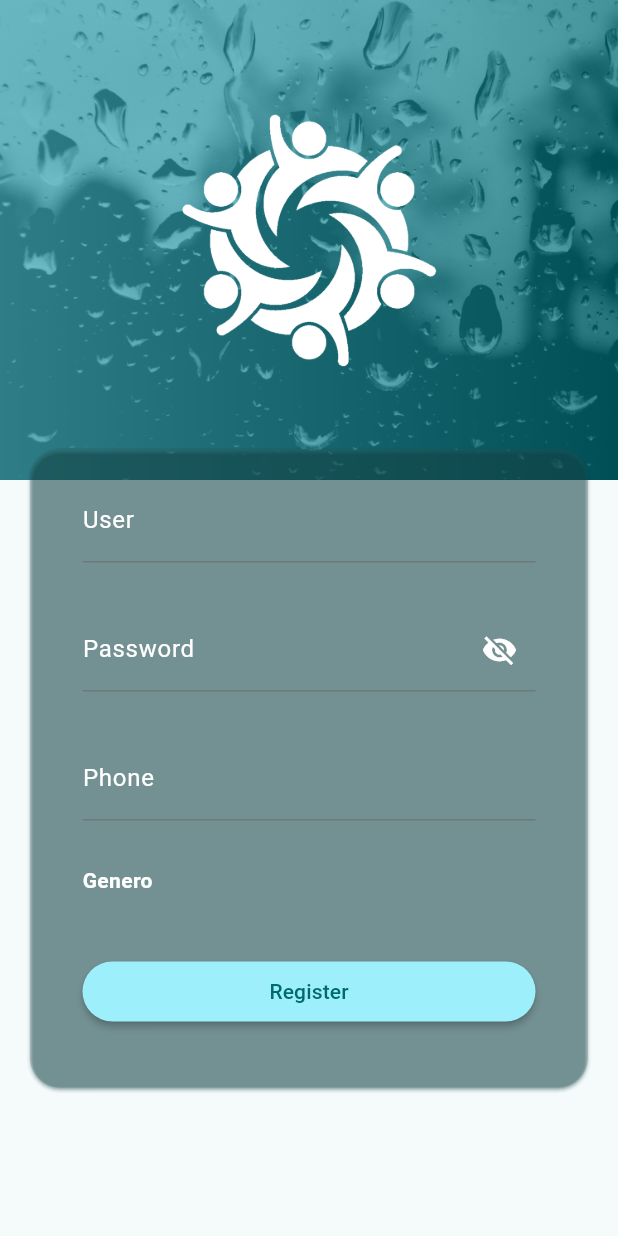
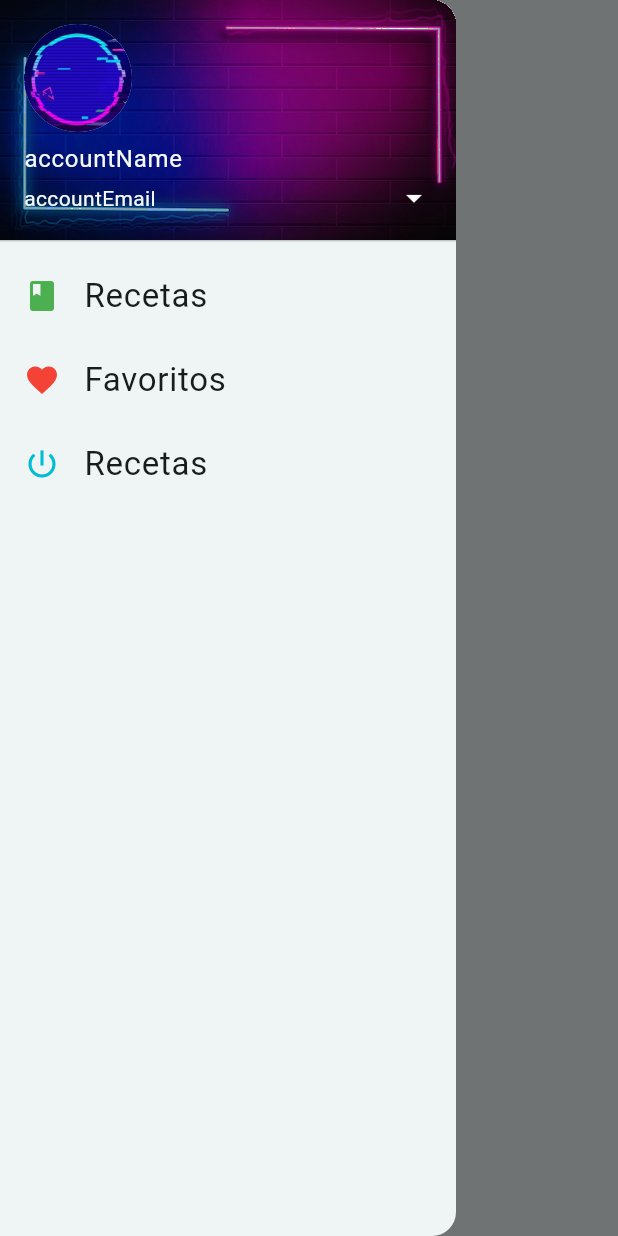
Before and after one commit to edgardoll4/flutter_initial_formulario, a Flutter app: the screen it shows after launch, with the side drawer open (before the commit the screen has no drawer), on a phone screen of 412 x 824 dp. Run offline on Flutter 3.47's test engine with Material 2 defaults, Android fonts, the light colour scheme and no system bars.

Commit message:
creando Drawer

```diff
--- a/lib/src/app.dart
+++ b/lib/src/app.dart
@@ -18,7 +18,7 @@ class MyApp extends StatelessWidget {
         // appBar: AppBar(
         //   title: const Text('Material App Bar'),
         // ),
-        body: RegisterPage(),
+        body: HomePage(),
       ),
       // initialRoute: '/',
 
--- /dev/null
+++ b/lib/src/components/my_drawer.dart
@@ -0,0 +1,74 @@
+import 'package:flutter/material.dart';
+
+class MyDrawer extends StatefulWidget {
+  const MyDrawer({super.key});
+
+  @override
+  State<MyDrawer> createState() => _MyDrawerState();
+}
+
+class _MyDrawerState extends State<MyDrawer> {
+  @override
+  Widget build(BuildContext context) {
+    return Drawer(
+      child: Column(
+        children: [
+          UserAccountsDrawerHeader(
+            decoration: BoxDecoration(
+              image: DecorationImage(
+                // image: NetworkImage(
+                //     'https://png.pngtree.com/thumb_back/fh260/background/20200621/pngtree-abstract-modern-neon-frame-background-image_339537.jpg'),
+                image: AssetImage('assets/images/bannerDrawer.jpg'),
+                filterQuality: FilterQuality.high,
+                colorFilter: ColorFilter.mode(
+                    Colors.black.withOpacity(0.35), BlendMode.colorBurn),
+                fit: BoxFit.cover,
+              ),
+            ),
+            accountName: Text('accountName'),
+            accountEmail: Text('accountEmail'),
+            currentAccountPicture: CircleAvatar(
+              backgroundImage: AssetImage('assets/images/marcoUserDrawe.jpg'),
+            ),
+            onDetailsPressed: () {},
+          ),
+          ListTile(
+            title: Text(
+              'Recetas',
+              style: TextStyle(fontSize: 22),
+            ),
+            leading: Icon(
+              Icons.book,
+              color: Colors.green,
+            ),
+            onTap: () {},
+          ),
+          ListTile(
+            title: Text(
+              'Favoritos',
+              style: TextStyle(fontSize: 22),
+            ),
+            leading: Icon(
+              Icons.favorite,
+              color: Colors.red,
+            ),
+            onTap: () {},
+          ),
+          ListTile(
+            title: Text(
+              'Recetas',
+              style: TextStyle(fontSize: 22),
+            ),
+            leading: Icon(
+              Icons.power_settings_new,
+              color: Colors.cyan,
+            ),
+            onTap: () {
+              // Navigator.pop(context);
+            },
+          ),
+        ],
+      ),
+    );
+  }
+}
--- /dev/null
+++ b/lib/src/screens/details_page.dart
@@ -0,0 +1,15 @@
+import 'package:flutter/material.dart';
+
+class DetailsPage extends StatefulWidget {
+  const DetailsPage({super.key});
+
+  @override
+  State<DetailsPage> createState() => _DetailsPageState();
+}
+
+class _DetailsPageState extends State<DetailsPage> {
+  @override
+  Widget build(BuildContext context) {
+    return Container();
+  }
+}
--- a/lib/src/screens/home_page.dart
+++ b/lib/src/screens/home_page.dart
@@ -1,4 +1,5 @@
 import 'package:flutter/material.dart';
+import 'package:flutter_initial_formulario/src/components/my_drawer.dart';
 
 class HomePage extends StatefulWidget {
   const HomePage({super.key});
@@ -11,6 +12,10 @@ class _HomePageState extends State<HomePage> {
   @override
   Widget build(BuildContext context) {
     return Scaffold(
+      appBar: AppBar(
+        title: Text('HomeScreen'),
+      ),
+      drawer: MyDrawer(),
       body: Center(
           child: Container(
         child: Text('hoolaaa!!!!'),
```
Also changed, not shown: assets/images/bannerDrawer.jpg (added), assets/images/marcoUserDrawe.jpg (added).
